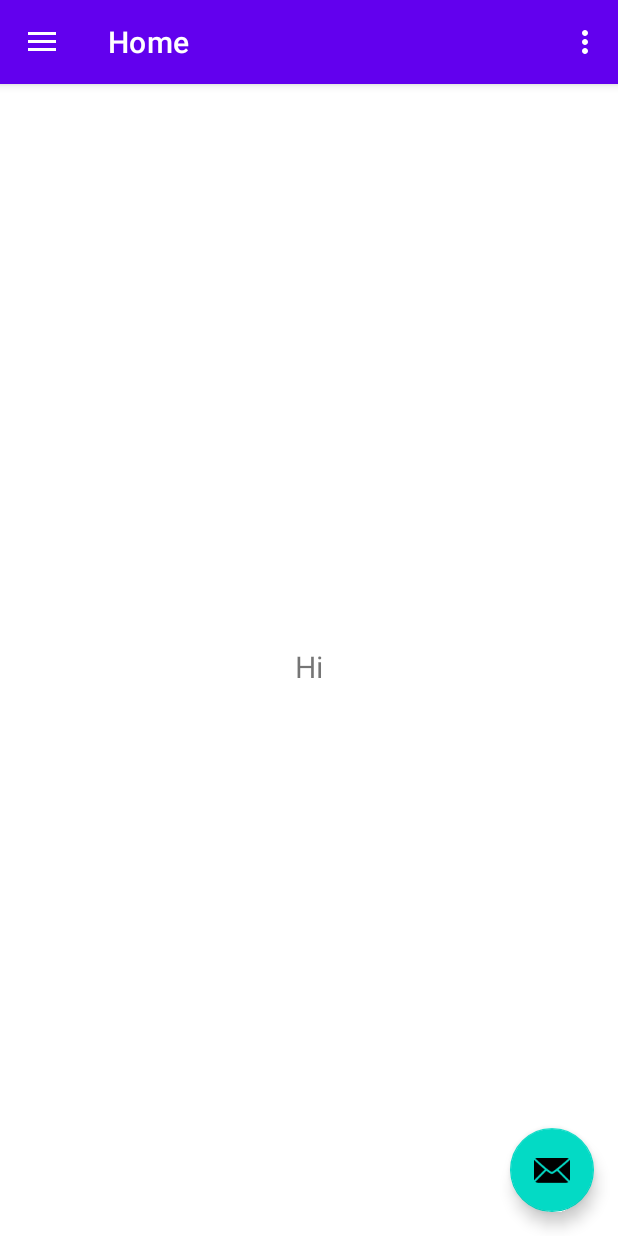
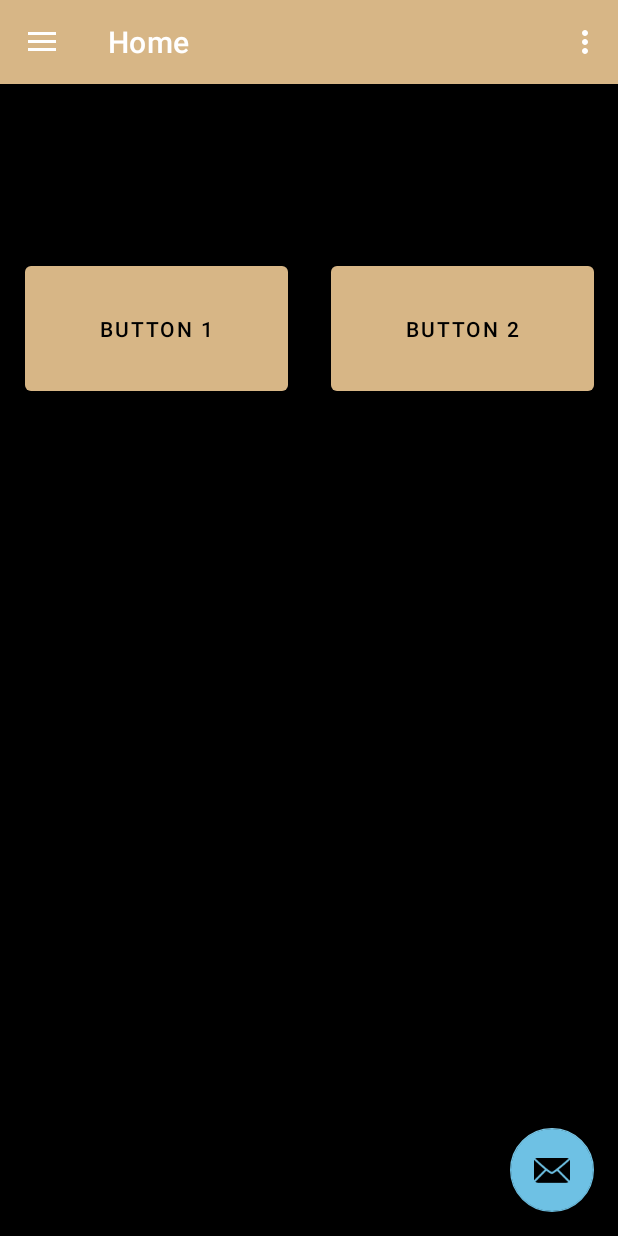
Before and after one commit to Adam-S-Amir/BensBoyz-Android-Application, an Android app: the screen it shows after launch (MainActivity), on a phone screen of 412 x 824 dp. Run offline under Robolectric (Android 15) with nearby library versions, the phone set to English and light mode, and no system bars; our stand-ins replace navigation-ui.

Commit message:
Update home page

```diff
--- /dev/null
+++ b/app/src/main/res/layout-land/fragment_home.xml
@@ -0,0 +1,23 @@
+<?xml version="1.0" encoding="utf-8"?>
+<androidx.constraintlayout.widget.ConstraintLayout xmlns:android="http://schemas.android.com/apk/res/android"
+    xmlns:app="http://schemas.android.com/apk/res-auto"
+    xmlns:tools="http://schemas.android.com/tools"
+    android:layout_width="match_parent"
+    android:layout_height="match_parent"
+    tools:context=".ui.home.HomeFragment">
+
+    <TextView
+        android:id="@+id/text_home"
+        android:text="Hi"
+        android:layout_width="match_parent"
+        android:layout_height="wrap_content"
+        android:layout_marginStart="8dp"
+        android:layout_marginTop="8dp"
+        android:layout_marginEnd="8dp"
+        android:textAlignment="center"
+        android:textSize="20sp"
+        app:layout_constraintBottom_toBottomOf="parent"
+        app:layout_constraintEnd_toEndOf="parent"
+        app:layout_constraintStart_toStartOf="parent"
+        app:layout_constraintTop_toTopOf="parent" />
+</androidx.constraintlayout.widget.ConstraintLayout>
--- a/app/src/main/res/layout/fragment_home.xml
+++ b/app/src/main/res/layout/fragment_home.xml
@@ -4,20 +4,27 @@
     xmlns:tools="http://schemas.android.com/tools"
     android:layout_width="match_parent"
     android:layout_height="match_parent"
+    android:background="@color/black"
     tools:context=".ui.home.HomeFragment">
 
-    <TextView
-        android:id="@+id/text_home"
-        android:text="Hi"
-        android:layout_width="match_parent"
-        android:layout_height="wrap_content"
-        android:layout_marginStart="8dp"
-        android:layout_marginTop="8dp"
-        android:layout_marginEnd="8dp"
-        android:textAlignment="center"
-        android:textSize="20sp"
-        app:layout_constraintBottom_toBottomOf="parent"
+    <Button
+        android:id="@+id/button1"
+        android:layout_width="175dp"
+        android:layout_height="95dp"
+        android:layout_marginTop="115dp"
+        android:layout_marginEnd="220dp"
+        android:text="Button 1"
         app:layout_constraintEnd_toEndOf="parent"
-        app:layout_constraintStart_toStartOf="parent"
         app:layout_constraintTop_toTopOf="parent" />
+
+    <Button
+        android:id="@+id/button2"
+        android:layout_width="175dp"
+        android:layout_height="95dp"
+        android:layout_marginTop="115dp"
+        android:layout_marginEnd="16dp"
+        android:text="Button 2"
+        app:layout_constraintEnd_toEndOf="parent"
+        app:layout_constraintTop_toTopOf="parent" />
+
 </androidx.constraintlayout.widget.ConstraintLayout>
--- a/app/src/main/res/values/colors.xml
+++ b/app/src/main/res/values/colors.xml
@@ -11,4 +11,5 @@
     <color name="green">#61CE70</color>
     <color name="grey">#7A7A7A</color>
     <color name="gray">#54595F</color>
+    <color name="Tan">#D7B686</color>
 </resources>
--- a/app/src/main/res/values/themes.xml
+++ b/app/src/main/res/values/themes.xml
@@ -2,11 +2,11 @@
     <!-- Base application theme. -->
     <style name="Theme.BensBoyzFood" parent="Theme.MaterialComponents.DayNight.DarkActionBar">
         <!-- Primary brand color. -->
-        <item name="colorPrimary">@color/purple_500</item>
-        <item name="colorPrimaryVariant">@color/purple_700</item>
-        <item name="colorOnPrimary">@color/white</item>
+        <item name="colorPrimary">@color/Tan</item>
+        <item name="colorPrimaryVariant">@color/grey</item>
+        <item name="colorOnPrimary">@color/black</item>
         <!-- Secondary brand color. -->
-        <item name="colorSecondary">@color/teal_200</item>
+        <item name="colorSecondary">@color/cyan</item>
         <item name="colorSecondaryVariant">@color/teal_700</item>
         <item name="colorOnSecondary">@color/black</item>
         <!-- Status bar color. -->
```
Also changed, not shown: app/src/main/res/drawable/Home Background.webp (added), 1 other file.
